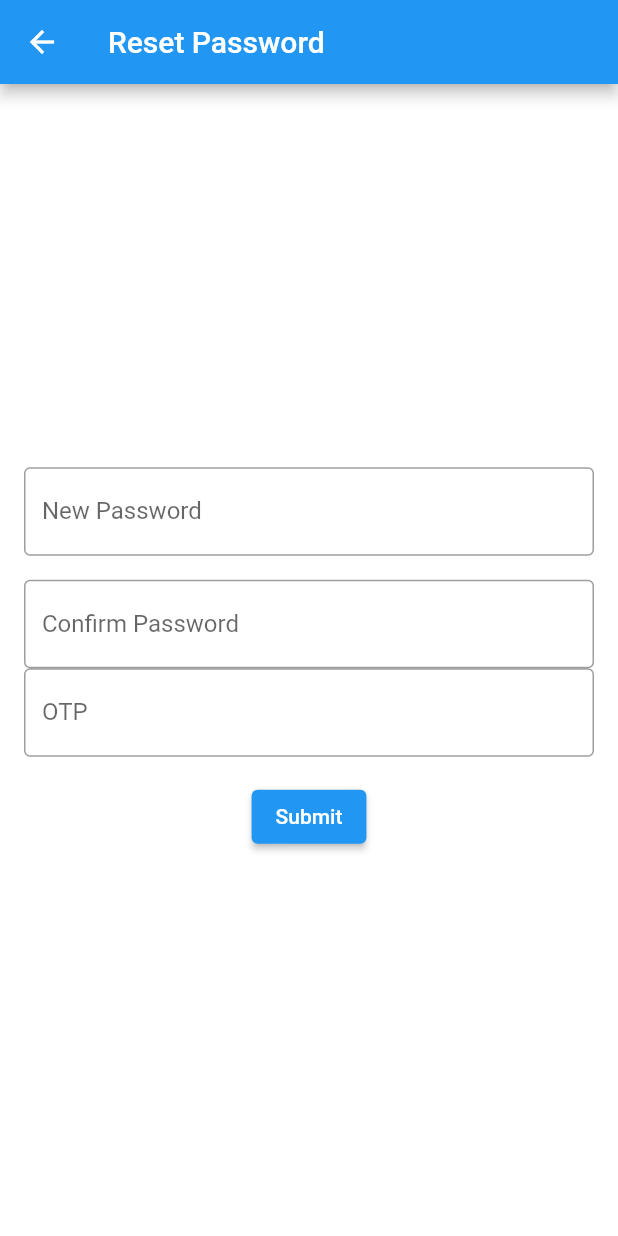
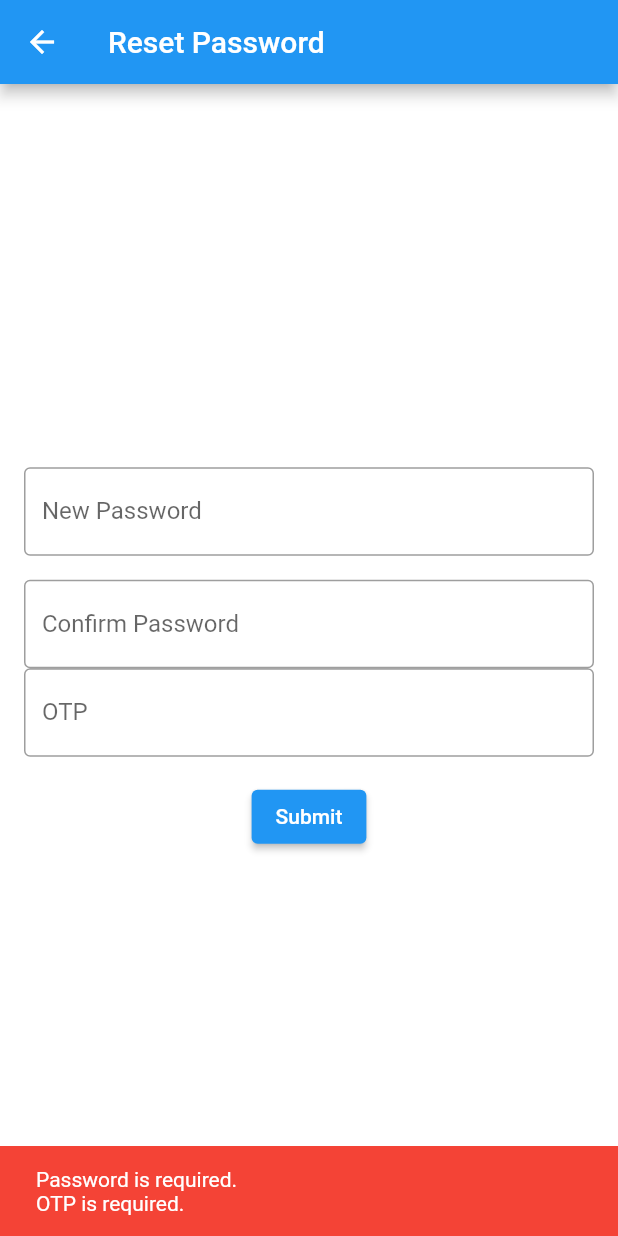
Before and after one commit to adeebaah/Project_Whip_Up, a Flutter app: the ResetPasswordScreen screen opened directly with empty values, after a tap on "Submit", on a phone screen of 412 x 824 dp. Run offline on Flutter 3.47's test engine with Material 2 defaults, Android fonts, the phone set to English and light mode, and no system bars; our stand-ins replace flutter_svg; network calls fail.

Commit message:
handled some error msg

```diff
--- a/lib/Screens/Home/presentation/home_screen.dart
+++ b/lib/Screens/Home/presentation/home_screen.dart
@@ -3,8 +3,8 @@ import 'package:whip_up/core/theme/app_color.dart';
 import 'package:whip_up/Screens/home/model/recipe_model.dart';
 import 'package:whip_up/Screens/home/presentation/widget/recipe_item.dart';
 
-class HomeScrenn extends StatelessWidget {
-  const HomeScrenn({super.key});
+class HomeScreen extends StatelessWidget {
+  const HomeScreen({super.key});
 
   @override
   Widget build(BuildContext context) {
--- a/lib/Screens/reset_pass_screen.dart
+++ b/lib/Screens/reset_pass_screen.dart
@@ -1,6 +1,8 @@
 import 'package:flutter/material.dart';
 import 'package:http/http.dart' as http;
 import 'dart:convert';
+
+import 'package:whip_up/Screens/Login/login_screen.dart';
 
 class ResetPasswordScreen extends StatelessWidget {
   final String email;
@@ -16,6 +18,8 @@ class ResetPasswordScreen extends StatelessWidget {
     String confirmPassword = confirmPasswordController.text;
     String otp = otpController.text;
 
+    List<String> errorMessages = [];
+
     if (newPassword != confirmPassword) {
       ScaffoldMessenger.of(context).showSnackBar(
         SnackBar(
@@ -26,6 +30,33 @@ class ResetPasswordScreen extends StatelessWidget {
       return;
     }
 
+    RegExp passwordRegExp = RegExp(
+      r"^(?=.*[A-Z])(?=.*[0-9])[a-zA-Z0-9]{6,}$",
+    );
+
+    if (newPassword.isEmpty) {
+      errorMessages.add('Password is required.');
+    } else if (!passwordRegExp.hasMatch(newPassword)) {
+      errorMessages.add(
+        'Password must be at least 6 characters long and contain at least 1 capital letter and 1 digit.',
+      );
+    }
+
+    if (otp.isEmpty) {
+      errorMessages.add('OTP is required.');
+    }
+
+    if (errorMessages.isNotEmpty) {
+      ScaffoldMessenger.of(context).showSnackBar(
+        SnackBar(
+          content: Text(errorMessages.join('\n')),
+          backgroundColor: Colors.red,
+        ),
+      );
+      return;
+    }
+
+    try {
       final response = await http.post(
         Uri.parse('http://localhost:8000/reset-password'),
         headers: {"Content-Type": "application/json"},
@@ -43,10 +74,24 @@ class ResetPasswordScreen extends StatelessWidget {
             backgroundColor: Colors.green,
           ),
         );
+        Navigator.pushReplacement(
+          context,
+          MaterialPageRoute(
+            builder: (context) => LoginScreen(),
+          ),
+        );
       } else {
         ScaffoldMessenger.of(context).showSnackBar(
           SnackBar(
             content: Text('Failed to reset password'),
+            backgroundColor: Colors.red,
+          ),
+        );
+      }
+    } catch (e) {
+      ScaffoldMessenger.of(context).showSnackBar(
+        SnackBar(
+          content: Text('An error occurred: $e'),
           backgroundColor: Colors.red,
         ),
       );
```
Also changed, not shown: lib/Screens/forgot_pass_screen.dart (+7 -1 lines), lib/Screens/verify_screen.dart (+15 -0 lines), lib/main.dart (+6 -6 lines), pubspec.lock. Lines whose indentation alone changed are shown as unchanged.
